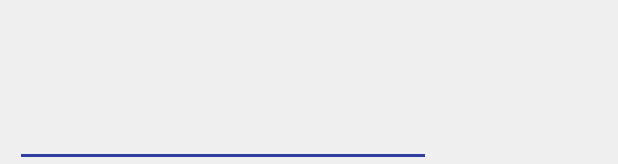
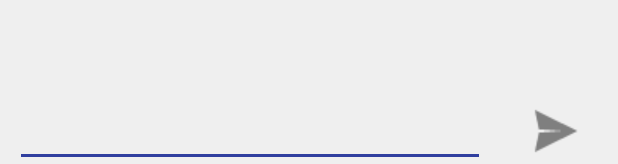
Before and after one commit to DibyamAgrawal/chatBot, an Android app: the layout activity_chat.xml on its own in the app's theme, with its tools: preview values and no code run, on a phone screen of 412 x 824 dp. Shown: the part 1069-1233 px from the top of the screen. Run offline under Robolectric (Android 15) with nearby library versions, the phone set to English and light mode, and no system bars.

Commit message:
imagebutton

```diff
--- a/app/src/main/res/layout/content_chat.xml
+++ b/app/src/main/res/layout/content_chat.xml
@@ -41,14 +41,13 @@
                 android:layout_weight="2.7"
                 android:backgroundTint="@color/colorPrimaryDark" />
 
-            <Button
+            <ImageButton
                 android:id="@+id/send"
                 android:layout_width="wrap_content"
                 android:layout_height="fill_parent"
                 android:layout_marginLeft="5dp"
                 android:layout_weight=".3"
                 android:background="@null"
-                android:onClick="refresh"
                 android:src="@drawable/ic_action_send_now"
                  />
 
```
Also changed, not shown: app/src/main/java/cse2016/in/ac/nitrkl/chatbot/MainActivity.java (+1 -10 lines).
